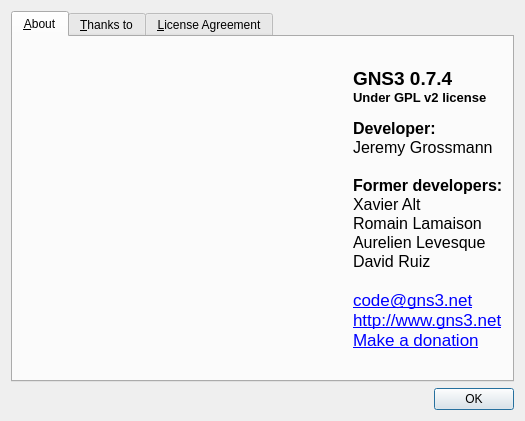
Qt form src/GNS3/Ui/Form_About.ui (GNS3/gns3-legacy) before a commit.
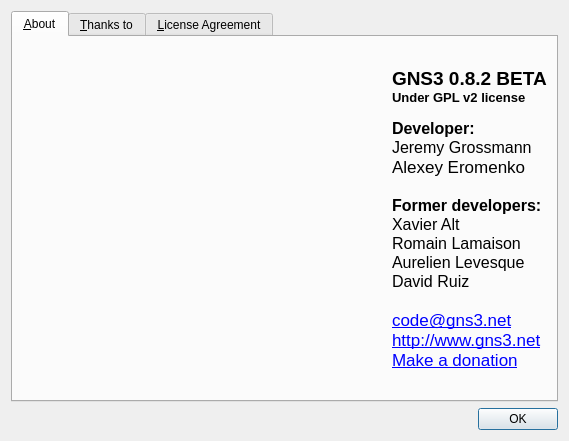
The same form after that commit. Icons and pictures are not drawn.

What changed in the file:
```diff
--- a/src/GNS3/Ui/Form_About.ui
+++ b/src/GNS3/Ui/Form_About.ui
@@ -6,8 +6,8 @@
    <rect>
     <x>0</x>
     <y>0</y>
-    <width>525</width>
-    <height>398</height>
+    <width>569</width>
+    <height>408</height>
    </rect>
   </property>
   <property name="windowTitle">
@@ -71,11 +71,12 @@
 &lt;html&gt;&lt;head&gt;&lt;meta name=&quot;qrichtext&quot; content=&quot;1&quot; /&gt;&lt;style type=&quot;text/css&quot;&gt;
 p, li { white-space: pre-wrap; }
 &lt;/style&gt;&lt;/head&gt;&lt;body style=&quot; font-family:'Lucida Grande'; font-size:13pt; font-weight:400; font-style:normal;&quot;&gt;
-&lt;p style=&quot; margin-top:0px; margin-bottom:0px; margin-left:0px; margin-right:0px; -qt-block-indent:0; text-indent:0px;&quot;&gt;&lt;span style=&quot; font-family:'Sans Serif'; font-size:14pt; font-weight:600;&quot;&gt;GNS3 0.7.4&lt;/span&gt;&lt;/p&gt;
+&lt;p style=&quot; margin-top:0px; margin-bottom:0px; margin-left:0px; margin-right:0px; -qt-block-indent:0; text-indent:0px;&quot;&gt;&lt;span style=&quot; font-family:'Sans Serif'; font-size:14pt; font-weight:600;&quot;&gt;GNS3 0.8.2 BETA&lt;/span&gt;&lt;/p&gt;
 &lt;p style=&quot; margin-top:0px; margin-bottom:0px; margin-left:0px; margin-right:0px; -qt-block-indent:0; text-indent:0px;&quot;&gt;&lt;span style=&quot; font-family:'Sans Serif'; font-size:10pt; font-weight:600;&quot;&gt;Under GPL v2 license&lt;/span&gt;&lt;/p&gt;
 &lt;p style=&quot;-qt-paragraph-type:empty; margin-top:0px; margin-bottom:0px; margin-left:0px; margin-right:0px; -qt-block-indent:0; text-indent:0px; font-family:'Sans Serif'; font-size:9pt; font-weight:600;&quot;&gt;&lt;/p&gt;
 &lt;p style=&quot; margin-top:0px; margin-bottom:0px; margin-left:0px; margin-right:0px; -qt-block-indent:0; text-indent:0px;&quot;&gt;&lt;span style=&quot; font-family:'Sans Serif'; font-size:12pt; font-weight:600;&quot;&gt;Developer:&lt;/span&gt;&lt;/p&gt;
 &lt;p style=&quot; margin-top:0px; margin-bottom:0px; margin-left:0px; margin-right:0px; -qt-block-indent:0; text-indent:0px;&quot;&gt;&lt;span style=&quot; font-family:'Sans Serif'; font-size:12pt;&quot;&gt;Jeremy Grossmann&lt;/span&gt;&lt;/p&gt;
+&lt;p style=&quot; margin-top:0px; margin-bottom:0px; margin-left:0px; margin-right:0px; -qt-block-indent:0; text-indent:0px;&quot;&gt;Alexey Eromenko&lt;/p&gt;
 &lt;p style=&quot;-qt-paragraph-type:empty; margin-top:0px; margin-bottom:0px; margin-left:0px; margin-right:0px; -qt-block-indent:0; text-indent:0px; font-family:'Sans Serif'; font-size:12pt;&quot;&gt;&lt;/p&gt;
 &lt;p style=&quot; margin-top:0px; margin-bottom:0px; margin-left:0px; margin-right:0px; -qt-block-indent:0; text-indent:0px;&quot;&gt;&lt;span style=&quot; font-family:'Sans Serif'; font-size:12pt; font-weight:600;&quot;&gt;Former developers:&lt;/span&gt;&lt;/p&gt;
 &lt;p style=&quot; margin-top:0px; margin-bottom:0px; margin-left:0px; margin-right:0px; -qt-block-indent:0; text-indent:0px;&quot;&gt;&lt;span style=&quot; font-family:'Sans Serif'; font-size:12pt;&quot;&gt;Xavier Alt&lt;/span&gt;&lt;/p&gt;
```
